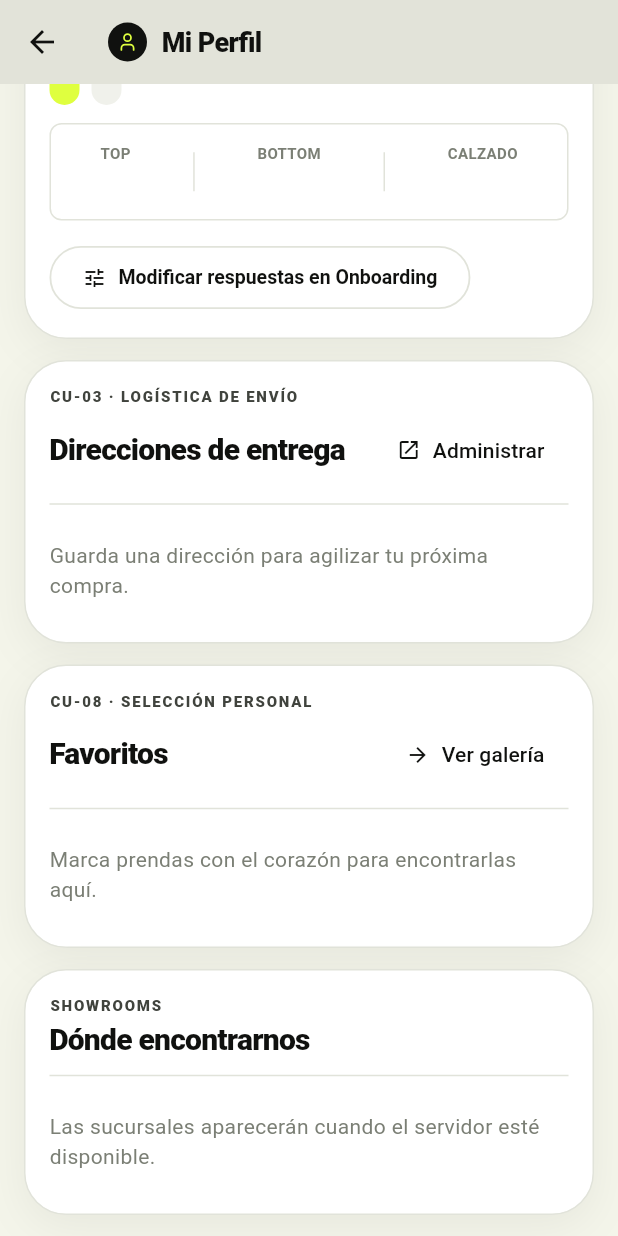
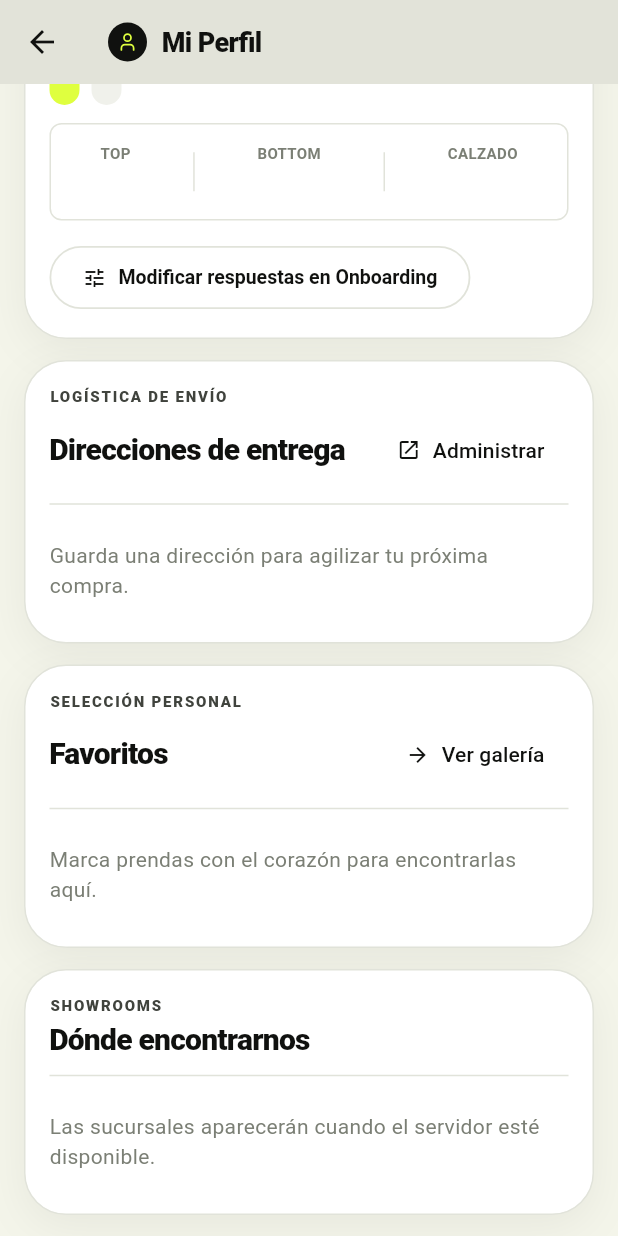
Before and after one commit to Gerstep360/DrapeMind-Movil, a Flutter app: the AccountScreen screen opened directly, scrolled down 576 dp, on a phone screen of 412 x 824 dp. Run offline on Flutter 3.47's test engine with Material 3 defaults, Android fonts, the phone set to English and light mode, and no system bars; our stand-ins replace camera, firebase_core, firebase_messaging, flutter_secure_storage, flutter_svg, shared_preferences; missing offline and left inert: flutter_stripe, google_mlkit_pose_detection; accounts and stored records are empty; network calls fail.

Commit message:
refactor(mobile): eliminar prefijos tecnicos visibles y optimizar gestion de direcciones

```diff
--- a/lib/paquetes/acceso_gestion_usuarios/gestionar_cuenta/presentacion/account_screen.dart
+++ b/lib/paquetes/acceso_gestion_usuarios/gestionar_cuenta/presentacion/account_screen.dart
@@ -742,7 +742,7 @@ class _AccountScreenState extends State<AccountScreen> {
             ),
             const SizedBox(height: 14),
             DmSection(
-              eyebrow: 'CU-19 / CU-20 · ADN DE ESTILO',
+              eyebrow: 'ADN DE ESTILO',
               title: 'Preferencias de estilo',
               trailing: TextButton.icon(
                 onPressed: _openOnboarding,
@@ -1010,7 +1010,7 @@ class _AccountScreenState extends State<AccountScreen> {
             ),
             const SizedBox(height: 14),
             DmSection(
-              eyebrow: 'CU-03 · LOGÍSTICA DE ENVÍO',
+              eyebrow: 'LOGÍSTICA DE ENVÍO',
               title: 'Direcciones de entrega',
               trailing: TextButton.icon(
                 onPressed: () async {
@@ -1107,7 +1107,7 @@ class _AccountScreenState extends State<AccountScreen> {
                               if (mounted) _loadAccount();
                             },
                             icon: const Icon(Icons.tune, size: 16),
-                            label: const Text('Ver pantalla completa de direcciones (CU-03)'),
+                            label: const Text('Gestionar todas mis direcciones'),
                           ),
                         ),
                       ],
@@ -1115,7 +1115,7 @@ class _AccountScreenState extends State<AccountScreen> {
             ),
             const SizedBox(height: 14),
             DmSection(
-              eyebrow: 'CU-08 · SELECCIÓN PERSONAL',
+              eyebrow: 'SELECCIÓN PERSONAL',
               title: 'Favoritos',
               trailing: TextButton.icon(
                 onPressed: () async {
--- a/lib/paquetes/acceso_gestion_usuarios/gestionar_cuenta/presentacion/addresses_screen.dart
+++ b/lib/paquetes/acceso_gestion_usuarios/gestionar_cuenta/presentacion/addresses_screen.dart
@@ -340,7 +340,7 @@ class _AddressesScreenState extends State<AddressesScreen> {
             onPressed: () => _showAddressForm(),
             icon: const Icon(Icons.add, size: 18),
             label: const Text(
-              'Añadir Nueva Dirección (CU-03)',
+              'Añadir Nueva Dirección',
               style: TextStyle(fontWeight: FontWeight.bold),
             ),
           ),
--- a/lib/paquetes/carrito_pedidos_pagos/realizar_checkout_entrega_recojo/presentacion/checkout_screen.dart
+++ b/lib/paquetes/carrito_pedidos_pagos/realizar_checkout_entrega_recojo/presentacion/checkout_screen.dart
@@ -429,8 +429,8 @@ class _CheckoutScreenState extends State<CheckoutScreen> {
                   ),
                   const SizedBox(height: 18),
 
-                  // CU-36: CUPON O PROMOCION
-                  _buildSectionHeader('CUPÓN O PROMOCIÓN (CU-36)', AppSvg.sparkle),
+                  // CUPON O PROMOCION
+                  _buildSectionHeader('CUPÓN O PROMOCIÓN', AppSvg.sparkle),
                   const SizedBox(height: 8),
                   Card(
                     child: Padding(
--- a/lib/paquetes/catalogo_comercializacion/consultar_catalogo_prendas/presentacion/catalog_screen.dart
+++ b/lib/paquetes/catalogo_comercializacion/consultar_catalogo_prendas/presentacion/catalog_screen.dart
@@ -347,7 +347,7 @@ class _CatalogScreenState extends State<CatalogScreen> {
                   ),
               ],
             ),
-            tooltip: 'Mis Favoritos (CU-08)',
+            tooltip: 'Mis Favoritos',
             onPressed: () async {
               await Navigator.push(
                 context,
--- a/lib/paquetes/catalogo_comercializacion/gestionar_favoritos/presentacion/favorites_screen.dart
+++ b/lib/paquetes/catalogo_comercializacion/gestionar_favoritos/presentacion/favorites_screen.dart
@@ -189,7 +189,7 @@ class _FavoritesScreenState extends State<FavoritesScreen> {
             mainAxisAlignment: MainAxisAlignment.spaceBetween,
             children: [
               const Text(
-                'SELECCIÓN PERSONAL (CU-08)',
+                'SELECCIÓN PERSONAL',
                 style: TextStyle(
                   fontSize: 11,
                   fontWeight: FontWeight.w900,
```
Also changed, not shown: lib/paquetes/carrito_pedidos_pagos/gestionar_carrito_perchero/presentacion/cart_screen.dart (+4 -4 lines).
